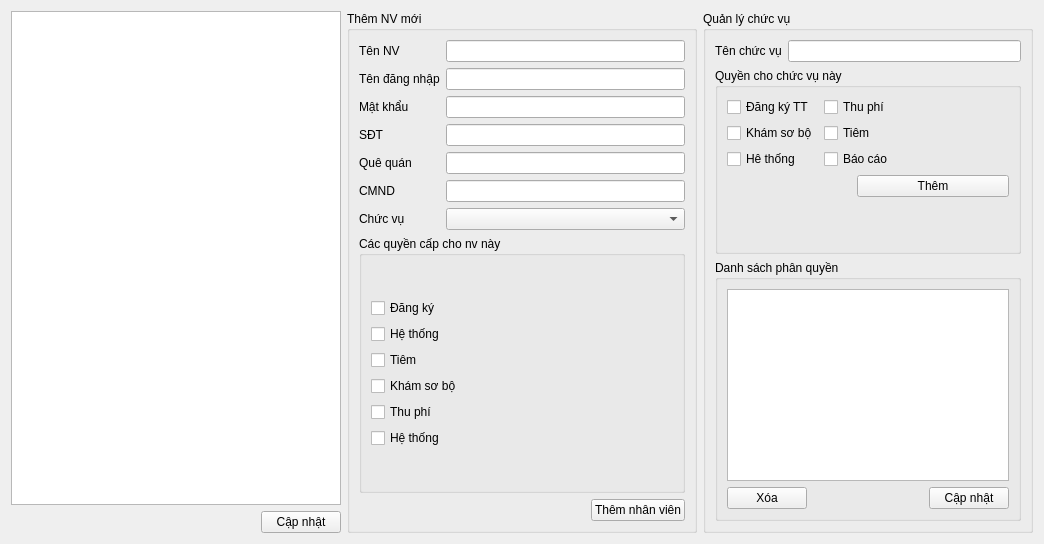
This is managenv.ui in xdien/tcmr as Qt 5 draws it before an edit. The edited form follows.
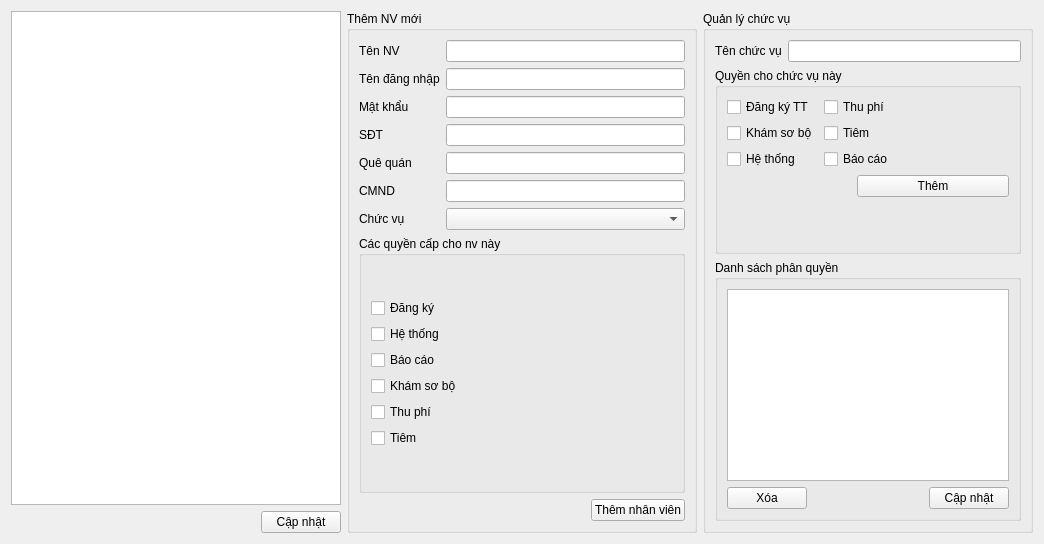
This is the edited form.

Commit message: fix check box benh va thuoc

```diff
--- a/managenv.ui
+++ b/managenv.ui
@@ -177,7 +177,7 @@
            <item>
             <widget class="QCheckBox" name="checkBox_4h">
              <property name="text">
-              <string>Tiêm</string>
+              <string>Báo cáo</string>
              </property>
             </widget>
            </item>
@@ -198,7 +198,7 @@
            <item>
             <widget class="QCheckBox" name="checkBox_5h">
              <property name="text">
-              <string>Hệ thống</string>
+              <string>Tiêm</string>
              </property>
             </widget>
            </item>
@@ -305,7 +305,7 @@
            <item row="2" column="0">
             <widget class="QCheckBox" name="checkBox_6">
              <property name="text">
-              <string>Hê thống</string>
+              <string>Hệ thống</string>
              </property>
             </widget>
            </item>
```
The commit also changes 1 other file.
